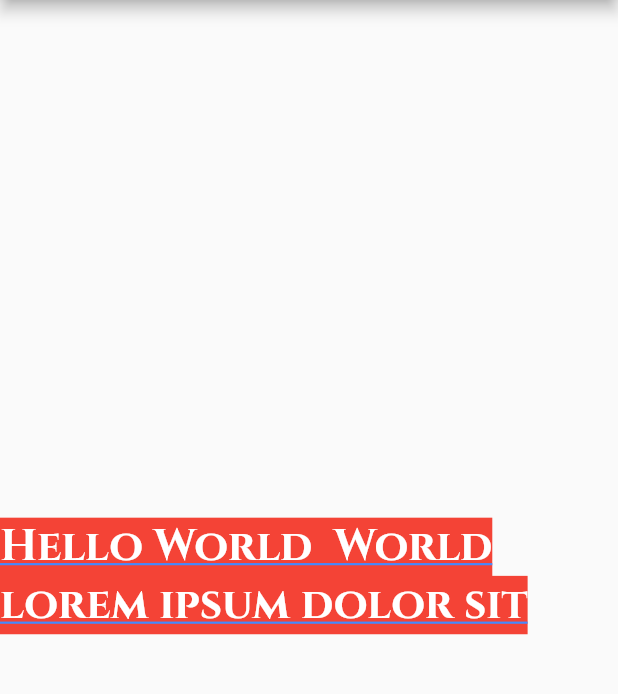
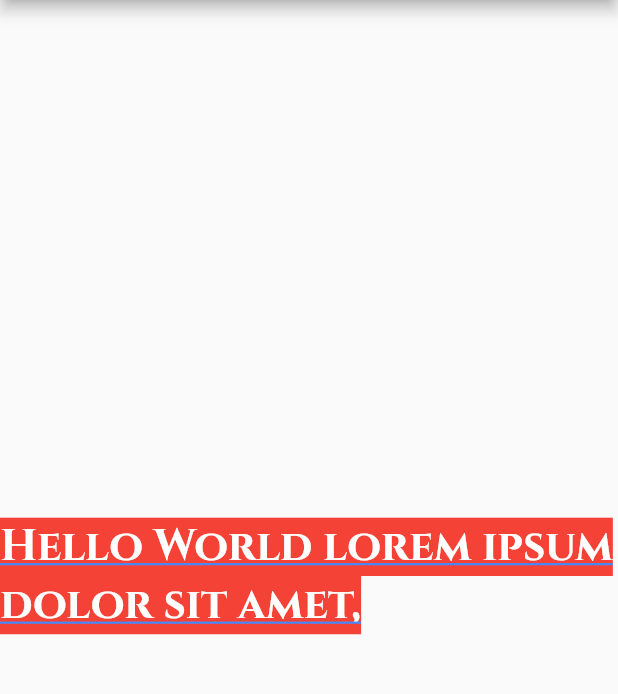
Before and after one commit to sulkhan10/first_project_flutter, a Flutter app: the screen it shows after launch, on a phone screen of 412 x 824 dp, the part 84-778 px from its top. Run offline on Flutter 3.47's test engine with Material 2 defaults, Android fonts, the phone set to English and light mode, and no system bars.

Commit message:
minor changes

```diff
--- a/lib/main.dart
+++ b/lib/main.dart
@@ -17,7 +17,7 @@
         ),
         body: Center(
           child: Text(
-            'Hello World  World lorem ipsum dolor sit amet, consectetur adipiscing elit, sed do eiusmod tempor incididunt ut labore et dolore magna aliqua.lorem ipsum dolor sit amet, consectetur adipiscing elit, sed do eiusmod tempor incididunt ut labore et dolore magna aliqua.',
+            'Hello World lorem ipsum dolor sit amet, consectetur adipiscing elit, sed do eiusmod tempor incididunt ut labore et dolore magna aliqua.lorem ipsum dolor sit amet, consectetur adipiscing elit, sed do eiusmod tempor incididunt ut labore et dolore magna aliqua.',
             textAlign: TextAlign.left,
             maxLines: 2,
             style: TextStyle(
```
